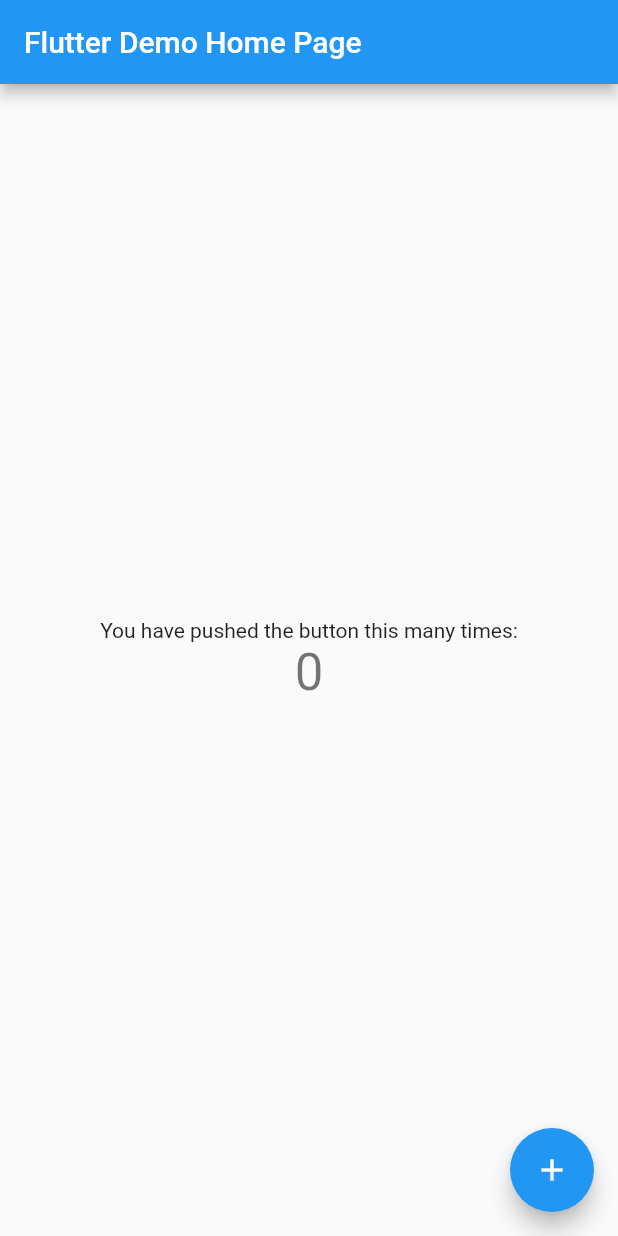
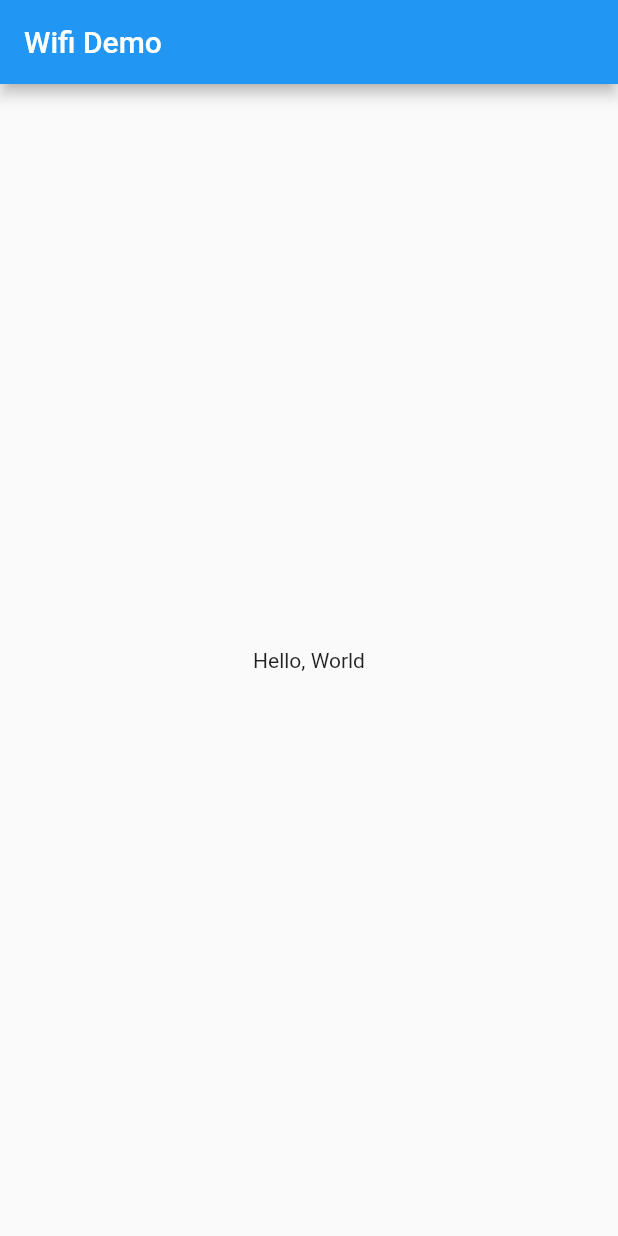
Before and after one commit to glassmonkey/flutter_wifi, a Flutter app: the screen it shows after launch, on a phone screen of 412 x 824 dp. Run offline on Flutter 3.47's test engine with Material 2 defaults, Android fonts, the phone set to English and light mode, and no system bars.

Commit message:
remove comment

```diff
--- a/lib/main.dart
+++ b/lib/main.dart
@@ -9,39 +9,18 @@
   @override
   Widget build(BuildContext context) {
     return MaterialApp(
-      title: 'Flutter Demo',
+      title: 'Wifi Demo',
       theme: ThemeData(
-        // This is the theme of your application.
-        //
-        // Try running your application with "flutter run". You'll see the
-        // application has a blue toolbar. Then, without quitting the app, try
-        // changing the primarySwatch below to Colors.green and then invoke
-        // "hot reload" (press "r" in the console where you ran "flutter run",
-        // or simply save your changes to "hot reload" in a Flutter IDE).
-        // Notice that the counter didn't reset back to zero; the application
-        // is not restarted.
         primarySwatch: Colors.blue,
-        // This makes the visual density adapt to the platform that you run
-        // the app on. For desktop platforms, the controls will be smaller and
-        // closer together (more dense) than on mobile platforms.
         visualDensity: VisualDensity.adaptivePlatformDensity,
       ),
-      home: MyHomePage(title: 'Flutter Demo Home Page'),
+      home: MyHomePage(title: 'Wifi Demo'),
     );
   }
 }
 
 class MyHomePage extends StatefulWidget {
   MyHomePage({Key key, this.title}) : super(key: key);
-
-  // This widget is the home page of your application. It is stateful, meaning
-  // that it has a State object (defined below) that contains fields that affect
-  // how it looks.
-
-  // This class is the configuration for the state. It holds the values (in this
-  // case the title) provided by the parent (in this case the App widget) and
-  // used by the build method of the State. Fields in a Widget subclass are
-  // always marked "final".
 
   final String title;
 
@@ -50,68 +29,20 @@
 }
 
 class _MyHomePageState extends State<MyHomePage> {
-  int _counter = 0;
-
-  void _incrementCounter() {
-    setState(() {
-      // This call to setState tells the Flutter framework that something has
-      // changed in this State, which causes it to rerun the build method below
-      // so that the display can reflect the updated values. If we changed
-      // _counter without calling setState(), then the build method would not be
-      // called again, and so nothing would appear to happen.
-      _counter++;
-    });
-  }
-
   @override
   Widget build(BuildContext context) {
-    // This method is rerun every time setState is called, for instance as done
-    // by the _incrementCounter method above.
-    //
-    // The Flutter framework has been optimized to make rerunning build methods
-    // fast, so that you can just rebuild anything that needs updating rather
-    // than having to individually change instances of widgets.
     return Scaffold(
-      appBar: AppBar(
-        // Here we take the value from the MyHomePage object that was created by
-        // the App.build method, and use it to set our appbar title.
-        title: Text(widget.title),
-      ),
-      body: Center(
-        // Center is a layout widget. It takes a single child and positions it
-        // in the middle of the parent.
-        child: Column(
-          // Column is also a layout widget. It takes a list of children and
-          // arranges them vertically. By default, it sizes itself to fit its
-          // children horizontally, and tries to be as tall as its parent.
-          //
-          // Invoke "debug painting" (press "p" in the console, choose the
-          // "Toggle Debug Paint" action from the Flutter Inspector in Android
-          // Studio, or the "Toggle Debug Paint" command in Visual Studio Code)
-          // to see the wireframe for each widget.
-          //
-          // Column has various properties to control how it sizes itself and
-          // how it positions its children. Here we use mainAxisAlignment to
-          // center the children vertically; the main axis here is the vertical
-          // axis because Columns are vertical (the cross axis would be
-          // horizontal).
+        appBar: AppBar(
+          title: Text(widget.title),
+        ),
+        body: Center(
+            child: Column(
           mainAxisAlignment: MainAxisAlignment.center,
           children: <Widget>[
             Text(
-              'You have pushed the button this many times:',
-            ),
-            Text(
-              '$_counter',
-              style: Theme.of(context).textTheme.headline4,
+              'Hello, World',
             ),
           ],
-        ),
-      ),
-      floatingActionButton: FloatingActionButton(
-        onPressed: _incrementCounter,
-        tooltip: 'Increment',
-        child: Icon(Icons.add),
-      ), // This trailing comma makes auto-formatting nicer for build methods.
-    );
+        )));
   }
 }
```
